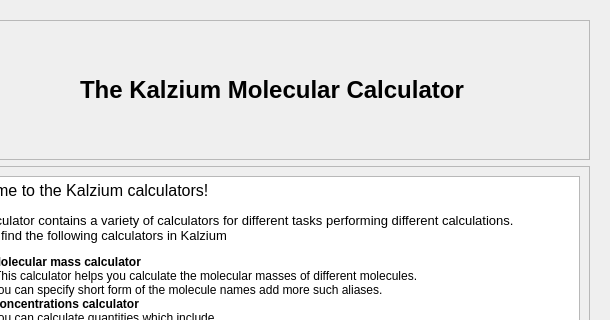
The window that src/calculator/calculator.ui (KDE/kalzium) describes before a commit, drawn with Qt 5; both pictures show x 290 to 900 and y 0 to 320 of the 900 by 600 pixel window.
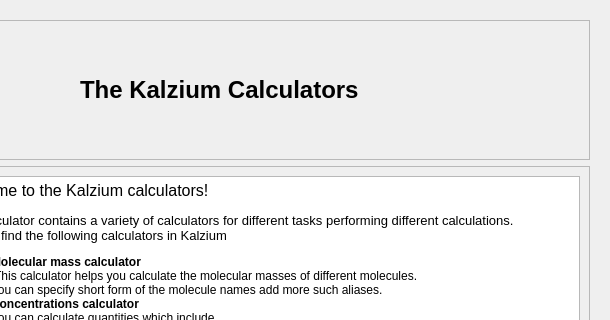
The same window after the commit. Custom widgets are drawn as their Qt base class.

Commit message: fix title in kalzium calculator. remove "molecular" CCBUG: 282071

Diff of the .ui file:
```diff
--- a/src/calculator/calculator.ui
+++ b/src/calculator/calculator.ui
@@ -131,8 +131,8 @@
              <string>&lt;!DOCTYPE HTML PUBLIC &quot;-//W3C//DTD HTML 4.0//EN&quot; &quot;http://www.w3.org/TR/REC-html40/strict.dtd&quot;&gt;
 &lt;html&gt;&lt;head&gt;&lt;meta name=&quot;qrichtext&quot; content=&quot;1&quot; /&gt;&lt;style type=&quot;text/css&quot;&gt;
 p, li { white-space: pre-wrap; }
-&lt;/style&gt;&lt;/head&gt;&lt;body style=&quot; font-family:'DejaVu Sans'; font-size:9pt; font-weight:400; font-style:normal;&quot;&gt;
-&lt;p style=&quot; margin-top:0px; margin-bottom:0px; margin-left:0px; margin-right:0px; -qt-block-indent:0; text-indent:0px;&quot;&gt;&lt;span style=&quot; font-size:18pt; font-weight:600;&quot;&gt;The Kalzium Molecular Calculator&lt;/span&gt;&lt;/p&gt;&lt;/body&gt;&lt;/html&gt;</string>
+&lt;/style&gt;&lt;/head&gt;&lt;body style=&quot; font-family:'Sans Serif'; font-size:9pt; font-weight:400; font-style:normal;&quot;&gt;
+&lt;p style=&quot; margin-top:0px; margin-bottom:0px; margin-left:0px; margin-right:0px; -qt-block-indent:0; text-indent:0px;&quot;&gt;&lt;span style=&quot; font-family:'DejaVu Sans'; font-size:18pt; font-weight:600;&quot;&gt;The Kalzium Calculators&lt;/span&gt;&lt;/p&gt;&lt;/body&gt;&lt;/html&gt;</string>
             </property>
            </widget>
           </item>
```
